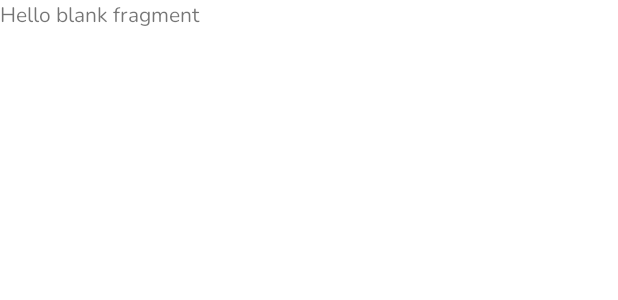
After one commit to JobGetabu/MarketGate, an Android app: the layout fragment_farm_home.xml on its own in the app's theme, with its tools: preview values and no code run, on a phone screen of 412 x 824 dp. The commit adds this screen. Shown: the top 300 px of the screen. Run offline under Robolectric (Android 15) with nearby library versions, the phone set to English and light mode, and no system bars; Roboto replaces fonts that are not available here.

Commit message:
added FarmHome

```diff
--- a/app/src/main/AndroidManifest.xml
+++ b/app/src/main/AndroidManifest.xml
@@ -9,6 +9,8 @@
             android:roundIcon="@mipmap/ic_launcher_round"
             android:supportsRtl="true"
             android:theme="@style/AppTheme">
+        <activity android:name=".activities.AgrovetActivity">
+        </activity>
         <activity android:name=".activities.AgentActivity">
         </activity>
         <activity android:name=".activities.AdminActivity">
--- /dev/null
+++ b/app/src/main/res/layout/fragment_farm_home.xml
@@ -0,0 +1,14 @@
+<?xml version="1.0" encoding="utf-8"?>
+<FrameLayout xmlns:android="http://schemas.android.com/apk/res/android"
+             xmlns:tools="http://schemas.android.com/tools"
+             android:layout_width="match_parent"
+             android:layout_height="match_parent"
+             tools:context=".fragments.FarmHomeFragment">
+
+    <!-- TODO: Update blank fragment layout -->
+    <TextView
+            android:layout_width="match_parent"
+            android:layout_height="match_parent"
+            android:text="@string/hello_blank_fragment"/>
+
+</FrameLayout>
--- a/app/src/main/res/values/strings.xml
+++ b/app/src/main/res/values/strings.xml
@@ -47,4 +47,7 @@
     <string name="dismiss">Dismiss</string>
     <string name="content_description">Content Description</string>
 
+    <!-- TODO: Remove or change this placeholder text -->
+    <string name="hello_blank_fragment">Hello blank fragment</string>
+
 </resources>
```
Also changed, not shown: app/src/main/java/com/marketgate/activities/AgrovetActivity.kt (added, +13 -0 lines), app/src/main/java/com/marketgate/fragments/FarmHome.kt (added, +32 -0 lines), app/src/main/res/layout/activity_agrovet.xml (added, +10 -0 lines).
